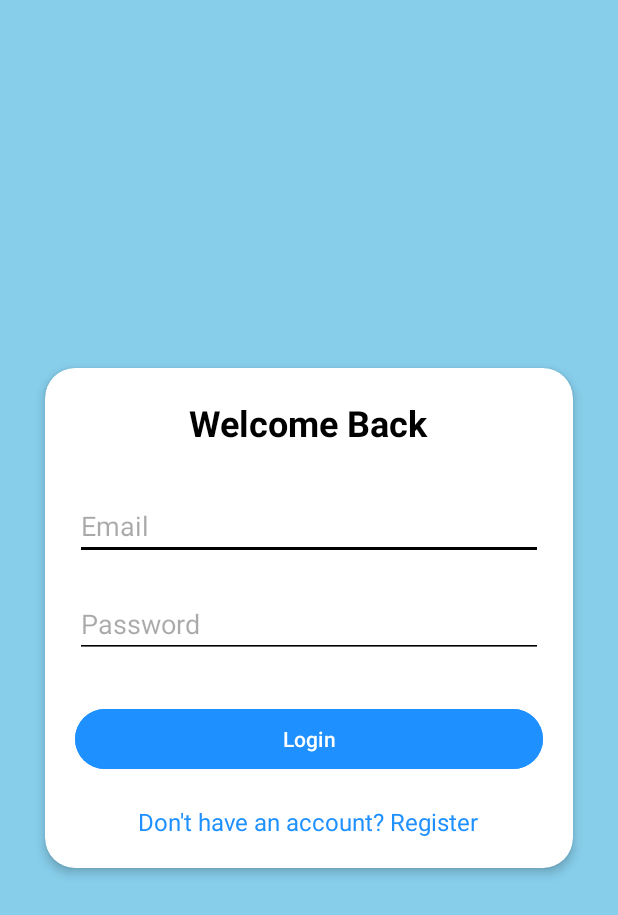
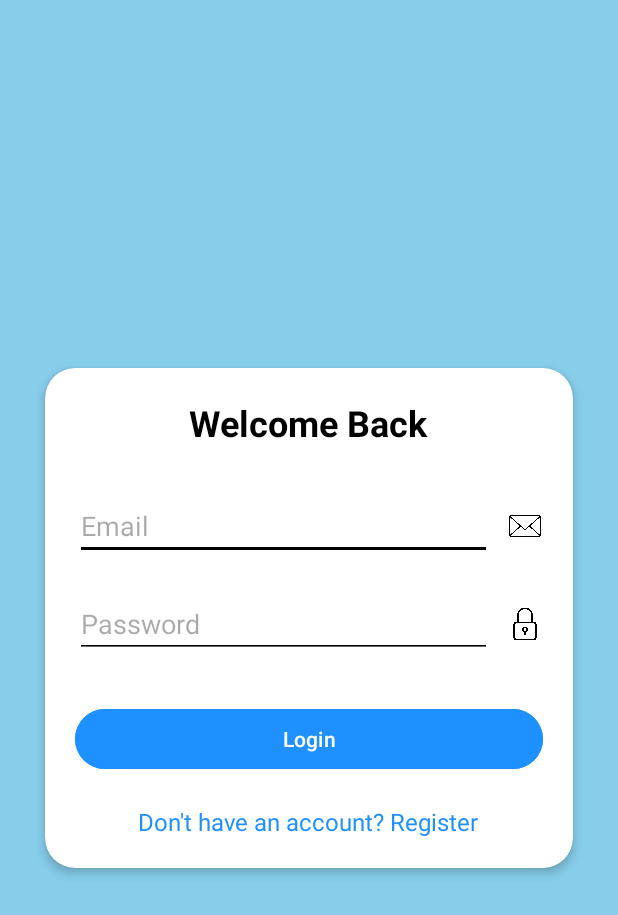
Before and after one commit to DeniseIra02/iDrated, an Android app: the screen it shows after launch (LoginActivity), on a phone screen of 412 x 824 dp. Shown: the top 915 px of the screen. Run offline under Robolectric (Android 15) with nearby library versions, the phone set to English and light mode, and no system bars; our stand-ins replace Firebase (no records; nobody signed in at launch, a user with empty details on screens opened directly).

Commit message:
Fix login assets.

```diff
--- a/app/src/main/res/layout/activity_login.xml
+++ b/app/src/main/res/layout/activity_login.xml
@@ -21,8 +21,7 @@
             android:layout_margin="30dp"
             app:cardCornerRadius="20dp"
             app:cardElevation="4dp"
-            android:layout_centerInParent="true"
-            android:backgroundTint="#FFFFFF">
+            android:layout_centerInParent="true">
 
             <RelativeLayout
                 android:layout_width="match_parent"
@@ -37,38 +36,74 @@
                     android:text="Welcome Back"
                     android:textSize="24sp"
                     android:textColor="#000000"
-                    android:textStyle="bold"/>
+                    android:textStyle="bold" />
 
-                <EditText
-                    android:id="@+id/emailInput"
+                <!-- Email Field with Icon -->
+                <LinearLayout
+                    android:id="@+id/emailContainer"
                     android:layout_width="match_parent"
                     android:layout_height="wrap_content"
                     android:layout_below="@id/loginTitle"
                     android:layout_marginTop="30dp"
-                    android:hint="Email"
-                    android:backgroundTint="#000000"
-                    android:textColor="#000000"/>
+                    android:gravity="center_vertical"
+                    android:orientation="horizontal">
 
-                <EditText
-                    android:id="@+id/passwordInput"
+                    <EditText
+                        android:id="@+id/emailInput"
+                        android:layout_width="0dp"
+                        android:layout_height="wrap_content"
+                        android:layout_weight="1"
+                        android:backgroundTint="#000000"
+                        android:hint="Email"
+                        android:textColor="#000000" />
+
+                    <ImageView
+                        android:id="@+id/emailIcon"
+                        android:layout_width="24dp"
+                        android:layout_height="24dp"
+                        android:layout_marginStart="10dp"
+                        android:contentDescription="Email Icon"
+                        android:src="@drawable/Email_icon" />
+                </LinearLayout>
+
+                <!-- Password Field with Icon -->
+                <LinearLayout
+                    android:id="@+id/passwordContainer"
                     android:layout_width="match_parent"
                     android:layout_height="wrap_content"
-                    android:layout_below="@id/emailInput"
+                    android:layout_below="@id/emailContainer"
                     android:layout_marginTop="20dp"
-                    android:hint="Password"
-                    android:backgroundTint="#000000"
-                    android:textColor="#000000"
-                    android:inputType="textPassword"/>
+                    android:gravity="center_vertical"
+                    android:orientation="horizontal">
+
+                    <EditText
+                        android:id="@+id/passwordInput"
+                        android:layout_width="0dp"
+                        android:layout_height="wrap_content"
+                        android:layout_weight="1"
+                        android:backgroundTint="#000000"
+                        android:hint="Password"
+                        android:inputType="textPassword"
+                        android:textColor="#000000" />
+
+                    <ImageView
+                        android:id="@+id/passwordIcon"
+                        android:layout_width="24dp"
+                        android:layout_height="24dp"
+                        android:layout_marginStart="10dp"
+                        android:contentDescription="Password Icon"
+                        android:src="@drawable/pass_icon" />
+                </LinearLayout>
 
                 <Button
                     android:id="@+id/loginButton"
                     android:layout_width="match_parent"
                     android:layout_height="wrap_content"
-                    android:layout_below="@id/passwordInput"
+                    android:layout_below="@id/passwordContainer"
                     android:layout_marginTop="30dp"
                     android:backgroundTint="#1E90FF"
                     android:text="Login"
-                    android:textColor="#FFFFFF"/>
+                    android:textColor="#FFFFFF" />
 
                 <TextView
                     android:id="@+id/registerLink"
@@ -79,7 +114,7 @@
                     android:layout_marginTop="20dp"
                     android:text="Don't have an account? Register"
                     android:textColor="#1E90FF"
-                    android:textSize="16sp"/>
+                    android:textSize="16sp" />
 
             </RelativeLayout>
         </androidx.cardview.widget.CardView>
```
